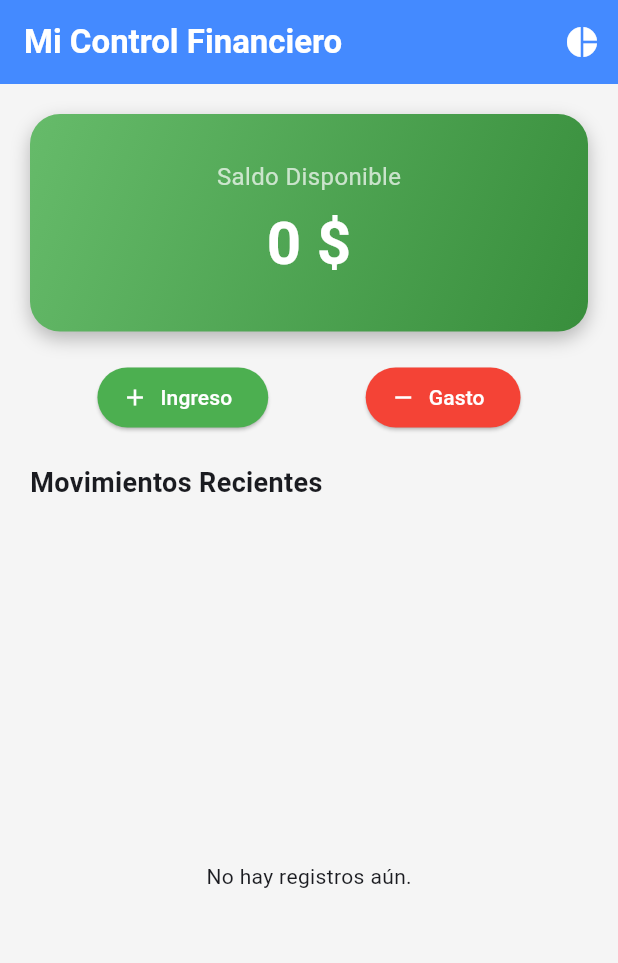
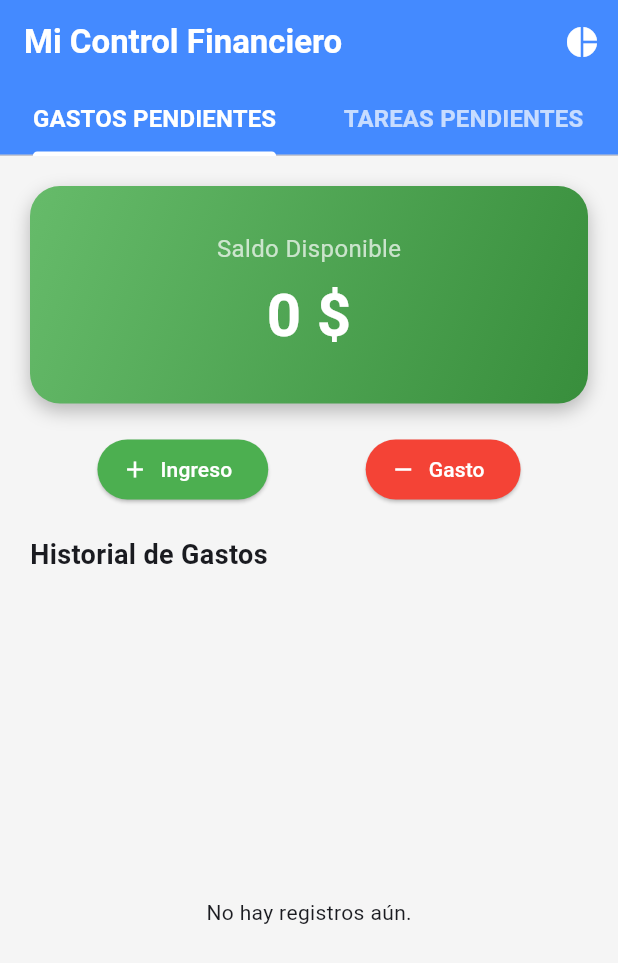
Before and after one commit to juanjimenezup3/control_gastos, a Flutter app: the screen it shows after launch, on a phone screen of 412 x 824 dp. Shown: the top 963 px of the screen. Run offline on Flutter 3.47's test engine with Material 3 defaults, Android fonts, the phone set to English and light mode, and no system bars; our stand-ins replace fl_chart, flutter_local_notifications, hive, hive_flutter, timezone, vibration; accounts and stored records are empty.

```diff
--- a/lib/screens/pantalla_inicio.dart
+++ b/lib/screens/pantalla_inicio.dart
@@ -13,9 +13,10 @@ class PantallaInicio extends StatefulWidget {
   State<PantallaInicio> createState() => _PantallaInicioState();
 }
 
-class _PantallaInicioState extends State<PantallaInicio> {
+class _PantallaInicioState extends State<PantallaInicio> with SingleTickerProviderStateMixin {
   double dineroTotal = 0;
   late Box<Gasto> _gastosBox;
+  late TabController _tabController;
   final formater = NumberFormat.currency(locale: 'es_CO', symbol: '\$', decimalDigits: 0);
 
   @override
@@ -24,6 +25,13 @@ class _PantallaInicioState extends State<PantallaInicio> {
     _gastosBox = Hive.box<Gasto>('gastos');
     final configBox = Hive.box('config');
     dineroTotal = (configBox.get('dineroTotal') ?? 0).toDouble();
+    _tabController = TabController(length: 2, vsync: this);
+  }
+
+  @override
+  void dispose() {
+    _tabController.dispose();
+    super.dispose();
   }
 
   void _actualizarSaldo(double nuevoSaldo) {
@@ -236,19 +244,23 @@ class _PantallaInicioState extends State<PantallaInicio> {
             ),
           )
         ],
+        bottom: TabBar(
+          controller: _tabController,
+          indicatorColor: Colors.white,
+          labelColor: Colors.white,
+          unselectedLabelColor: Colors.white70,
+          labelStyle: const TextStyle(fontSize: 16, fontWeight: FontWeight.bold),
+          tabs: const [
+            Tab(text: 'GASTOS PENDIENTES'),
+            Tab(text: 'TAREAS PENDIENTES'),
+          ],
+        ),
       ),
-      body: Column(
+      body: TabBarView(
+        controller: _tabController,
         children: [
-          _buildTarjetaSaldo(),
-          _buildFilaBotones(),
-          const Padding(
-            padding: EdgeInsets.fromLTRB(20, 20, 20, 10),
-            child: Align(
-              alignment: Alignment.centerLeft,
-              child: Text("Movimientos Recientes", style: TextStyle(fontSize: 18, fontWeight: FontWeight.bold)),
-            ),
-          ),
-          Expanded(child: _buildListaMovimientos()),
+          _buildPestanaGastos(),
+          _buildPestanaTareas(),
         ],
       ),
     );
@@ -392,4 +404,27 @@ class _PantallaInicioState extends State<PantallaInicio> {
       },
     );
   }
+
+  Widget _buildPestanaGastos() {
+    return Column(
+      children: [
+        _buildTarjetaSaldo(),
+        _buildFilaBotones(),
+        const Padding(
+          padding: EdgeInsets.fromLTRB(20, 20, 20, 10),
+          child: Align(
+            alignment: Alignment.centerLeft,
+            child: Text("Historial de Gastos", style: TextStyle(fontSize: 18, fontWeight: FontWeight.bold)),
+          ),
+        ),
+        Expanded(child: _buildListaMovimientos()),
+      ],
+    );
+  }
+
+  Widget _buildPestanaTareas() {
+    return const Center(
+      child: Text("Tareas Pendientes - Próximamente"),
+    );
+  }
 }
```
